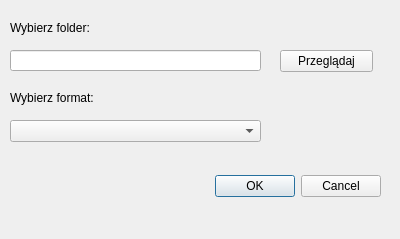
Old version of the form select_files_dialog_base.ui in the repository PiotrKoller/SelectFiles.
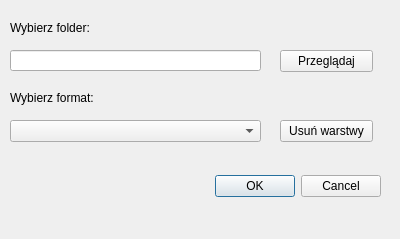
New version of the form.

Commit message: Usuwanie warstw

```diff
--- a/select_files_dialog_base.ui
+++ b/select_files_dialog_base.ui
@@ -88,6 +88,19 @@
     <string>Wybierz format:</string>
    </property>
   </widget>
+  <widget class="QPushButton" name="pushButton_2">
+   <property name="geometry">
+    <rect>
+     <x>280</x>
+     <y>120</y>
+     <width>93</width>
+     <height>22</height>
+    </rect>
+   </property>
+   <property name="text">
+    <string>Usuń warstwy</string>
+   </property>
+  </widget>
  </widget>
  <resources/>
  <connections>
```
The commit also changes 2 other files.
